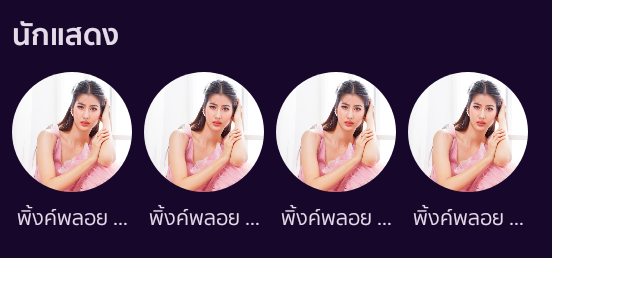
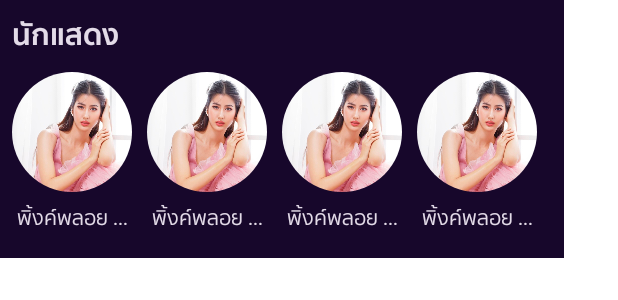
Before and after one commit to Toffy266/BBTVAssignments, an Android app built with Jetpack Compose: the @Preview function ActorDetailComponentPreview, on a phone screen of 412 x 824 dp. Shown: the top 300 px of the screen. Run offline under Robolectric (Android 15) with nearby library versions, the phone set to English and light mode, and no system bars.

Commit message:
fix(component): improved code

```diff
--- a/app/src/main/java/com/example/bbtvassignments/ui/components/ActorComponent.kt
+++ b/app/src/main/java/com/example/bbtvassignments/ui/components/ActorComponent.kt
@@ -90,7 +90,11 @@ fun ActorComponent(
         LazyRow {
             items(actorList) {
                 Column(
-                    modifier = Modifier.padding(top = 8.dp, end = 8.dp),
+                    modifier =
+                        Modifier.padding(
+                            top = 8.dp,
+                            end = 10.dp,
+                        ),
                 ) {
                     // ---------------  Image  ---------------
                     ImageActorDramaComponent(
--- a/app/src/main/java/com/example/bbtvassignments/ui/components/detail/TopAppBarComponent.kt
+++ b/app/src/main/java/com/example/bbtvassignments/ui/components/detail/TopAppBarComponent.kt
@@ -16,14 +16,14 @@ import com.example.bbtvassignments.ui.theme.BackgroundColor
 
 @OptIn(ExperimentalMaterial3Api::class)
 @Composable
-fun TopAppBarComponent(onClick: Boolean) {
+fun TopAppBarComponent(onClick: () -> Unit) {
     TopAppBar(
         title = {
             Text("")
         },
         navigationIcon = {
             IconButton(
-                onClick = { onClick },
+                onClick = onClick,
             ) {
                 Icon(
                     imageVector = Icons.Filled.ArrowBack,
@@ -45,7 +45,7 @@ fun TopAppBarComponent(onClick: Boolean) {
 fun TopAppBarComponentPreview() {
     BBTVAssignmentsTheme {
         TopAppBarComponent(
-            onClick = false,
+            onClick = {},
         )
     }
 }
--- a/app/src/main/java/com/example/bbtvassignments/ui/components/drama/RecommendDramaComponent.kt
+++ b/app/src/main/java/com/example/bbtvassignments/ui/components/drama/RecommendDramaComponent.kt
@@ -119,8 +119,8 @@ fun RecommendDramaComponent(
                             .width(160.dp)
                             .aspectRatio(2f / 3f)
                             .padding(top = 8.dp, end = 8.dp)
-                            .clickable{
-                                      onClick(it.id)
+                            .clickable {
+                                onClick(it.id)
                             },
                 )
             }
--- a/app/src/main/java/com/example/bbtvassignments/ui/components/drama/Top10DramaComponent.kt
+++ b/app/src/main/java/com/example/bbtvassignments/ui/components/drama/Top10DramaComponent.kt
@@ -142,7 +142,7 @@ fun Top10DramaComponent(
                             .width(270.dp)
                             .aspectRatio(5f / 3f)
                             .padding(top = 8.dp, end = 8.dp)
-                            .clickable{
+                            .clickable {
                                 onClick(it.id)
                             },
                 )
```
Also changed, not shown: app/src/main/java/com/example/bbtvassignments/ui/components/detail/EpisodeComponent.kt (+7 -2 lines).
